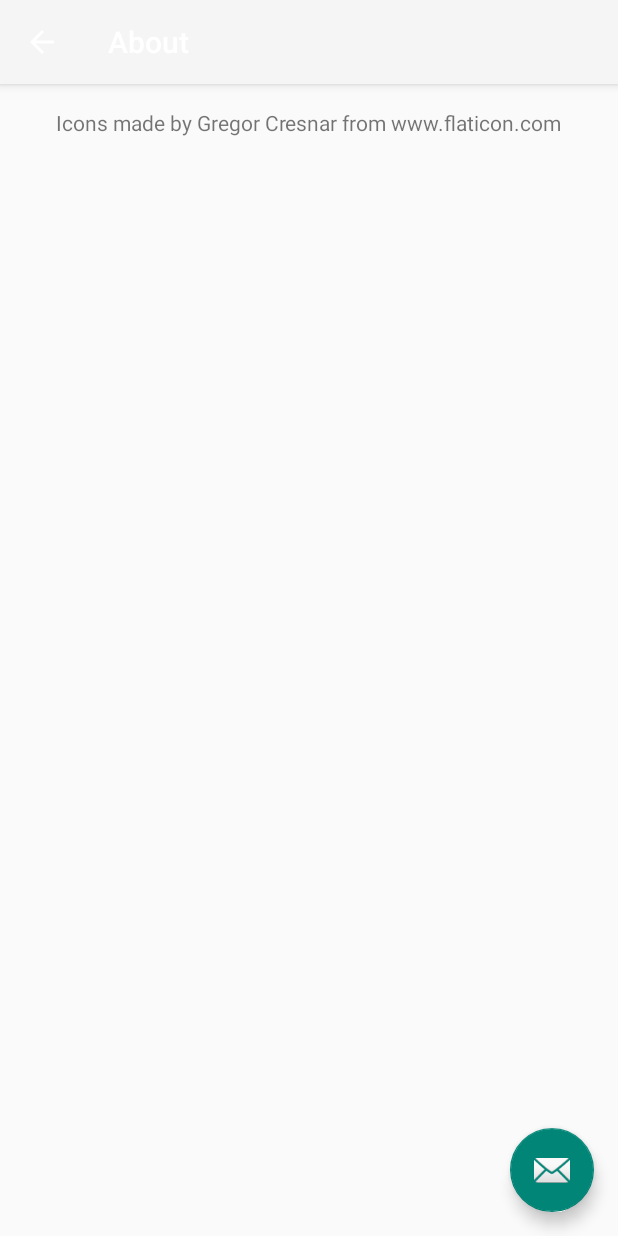
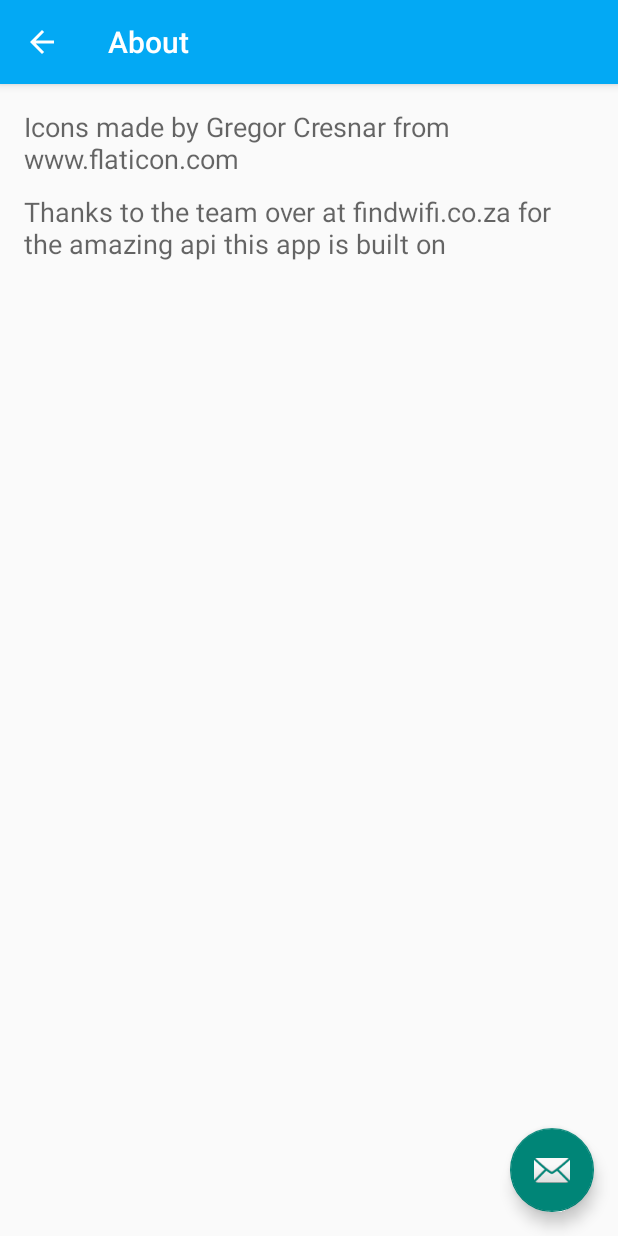
Before and after one commit to kelvinmeyer/Findwifi, an Android app: the About screen opened directly, with no data from a screen before it, on a phone screen of 412 x 824 dp. Run offline under Robolectric (Android 15) with nearby library versions, the phone set to English and light mode, and no system bars.

Commit message:
addded about screen

```diff
--- a/app/src/main/res/layout/activity_about.xml
+++ b/app/src/main/res/layout/activity_about.xml
@@ -5,7 +5,8 @@
     android:layout_width="match_parent"
     android:layout_height="match_parent"
     android:fitsSystemWindows="true"
-    tools:context="com.gmail.kelvinmeyer13.findwifi.About">
+    tools:context="com.gmail.kelvinmeyer13.findwifi.About"
+    android:statusBarColor="@color/colorPrimaryDark">>
 
     <android.support.design.widget.AppBarLayout
         android:layout_width="match_parent"
@@ -16,8 +17,9 @@
             android:id="@+id/toolbar"
             android:layout_width="match_parent"
             android:layout_height="?attr/actionBarSize"
-            android:background="?attr/colorPrimary"
-            app:popupTheme="@style/PopupOverlay" />
+            app:popupTheme="@style/PopupOverlay"
+            android:background="@color/colorPrimary"
+            android:title="@string/action_about"/>
 
     </android.support.design.widget.AppBarLayout>
 
--- a/app/src/main/res/layout/content_about.xml
+++ b/app/src/main/res/layout/content_about.xml
@@ -15,8 +15,19 @@
 
     <TextView
         android:layout_width="wrap_content"
+        android:textAppearance="?android:attr/textAppearanceMedium"
         android:layout_height="wrap_content"
         android:text="@string/icon_references"
-        android:id="@+id/textView"
-        android:layout_gravity="center_horizontal" />
+        android:id="@+id/IconAtribText"
+        android:layout_gravity="center_horizontal"
+        android:paddingBottom="5dp" />
+
+    <TextView
+        android:layout_width="wrap_content"
+        android:layout_height="wrap_content"
+        android:textAppearance="?android:attr/textAppearanceMedium"
+        android:text="Thanks to the team over at findwifi.co.za for the amazing api this app is built on"
+        android:id="@+id/ApiAtribText"
+        android:layout_gravity="right"
+        android:paddingTop="5dp" />
 </LinearLayout>
--- a/app/src/main/res/menu/detail_menu.xml
+++ b/app/src/main/res/menu/detail_menu.xml
@@ -14,12 +14,13 @@
         android:title="@string/action_settings"
         app:showAsAction="never"/>
 
+    <item android:id="@+id/about"
+        android:title="@string/about"
+        app:showAsAction="never"/>
+
     <item android:id="@+id/action_help_feedback"
         android:title="@string/action_help"
         app:showAsAction="never"/>
 
-    <item android:id="@+id/about"
-        android:title="@string/about"
-        app:showAsAction="never"/>
 
 </menu>
--- a/app/src/main/res/values/strings.xml
+++ b/app/src/main/res/values/strings.xml
@@ -17,4 +17,5 @@
     <string name="title_activity_about">About</string>
     <string name="icon_references">Icons made by Gregor Cresnar from www.flaticon.com</string>
     <string name="about">About</string>
+    <string name="action_about">About</string>
 </resources>
```
